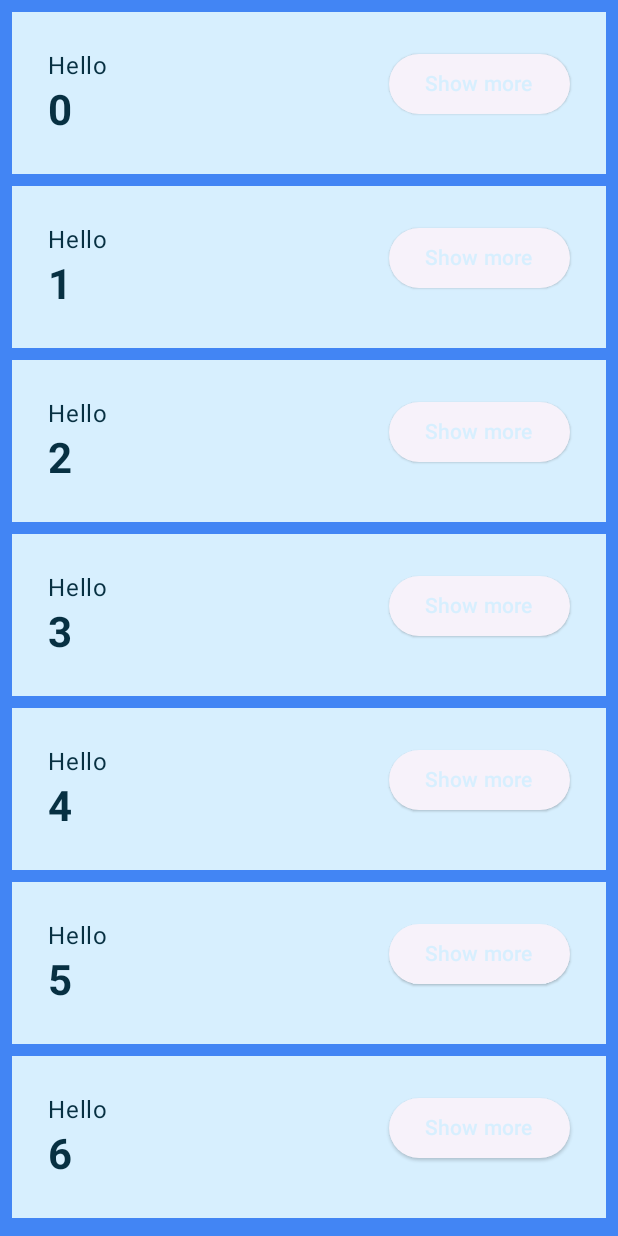
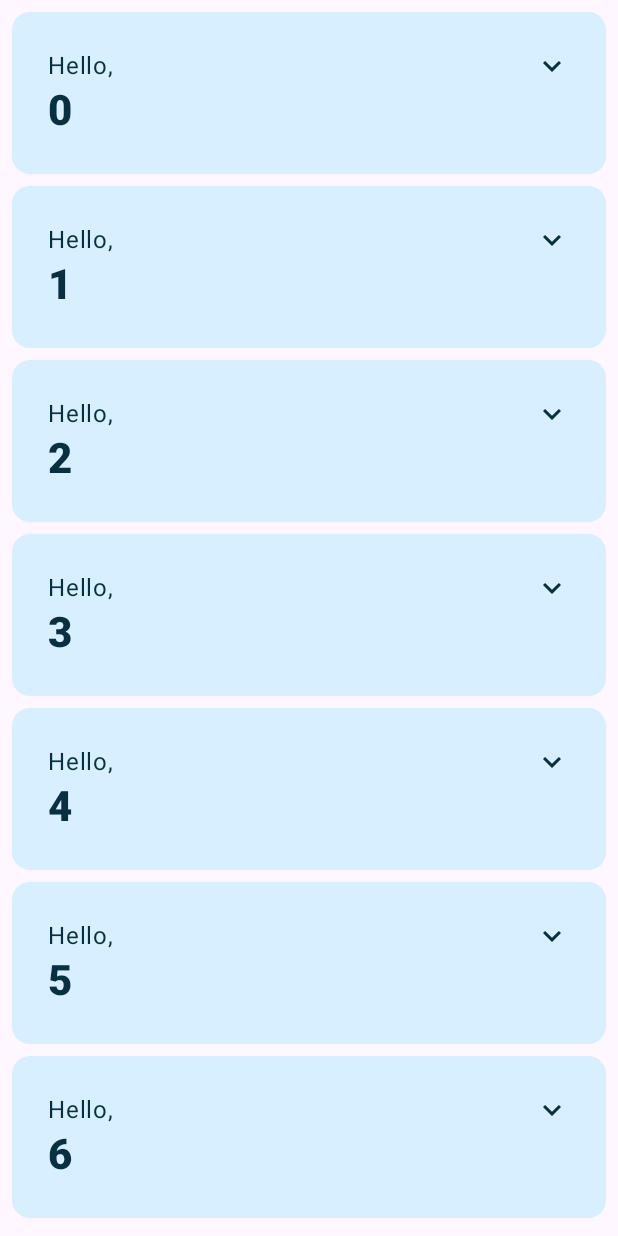
Before and after one commit to SouksavathPMS/basic_compose, an Android app built with Jetpack Compose: the screen it shows after launch (MainActivity), after a tap on "Continue", on a phone screen of 412 x 824 dp. Run offline under Robolectric (Android 15) with nearby library versions, the phone set to English and light mode, and no system bars.

Commit message:
Finishing touches!

```diff
--- a/app/build.gradle.kts
+++ b/app/build.gradle.kts
@@ -49,6 +49,7 @@ dependencies {
     implementation(libs.androidx.ui.graphics)
     implementation(libs.androidx.ui.tooling.preview)
     implementation(libs.androidx.material3)
+    implementation(libs.androidx.material.icons.extended)
     testImplementation(libs.junit)
     androidTestImplementation(libs.androidx.junit)
     androidTestImplementation(libs.androidx.espresso.core)
@@ -56,4 +57,5 @@ dependencies {
     androidTestImplementation(libs.androidx.ui.test.junit4)
     debugImplementation(libs.androidx.ui.tooling)
     debugImplementation(libs.androidx.ui.test.manifest)
+
 }
--- a/app/src/main/java/com/example/basicscodelab/MainActivity.kt
+++ b/app/src/main/java/com/example/basicscodelab/MainActivity.kt
@@ -1,48 +1,47 @@
 package com.example.basicscodelab
 
-import android.content.res.Configuration
 import android.content.res.Configuration.UI_MODE_NIGHT_YES
 import android.os.Bundle
 import androidx.activity.ComponentActivity
 import androidx.activity.compose.setContent
-import androidx.activity.enableEdgeToEdge
+import androidx.compose.animation.animateContentSize
 import androidx.compose.animation.core.Spring
-import androidx.compose.animation.core.animateDpAsState
+import androidx.compose.animation.core.spring
 import androidx.compose.foundation.layout.Arrangement
-import androidx.compose.foundation.layout.Box
 import androidx.compose.foundation.layout.Column
 import androidx.compose.foundation.layout.Row
 import androidx.compose.foundation.layout.fillMaxSize
-import androidx.compose.foundation.layout.fillMaxWidth
 import androidx.compose.foundation.layout.padding
 import androidx.compose.foundation.lazy.LazyColumn
+import androidx.compose.foundation.lazy.items
+import androidx.compose.material.icons.Icons.Filled
+import androidx.compose.material.icons.filled.ExpandLess
+import androidx.compose.material.icons.filled.ExpandMore
 import androidx.compose.material3.Button
-import androidx.compose.material3.ElevatedButton
+import androidx.compose.material3.Card
+import androidx.compose.material3.CardDefaults
+import androidx.compose.material3.Icon
+import androidx.compose.material3.IconButton
 import androidx.compose.material3.MaterialTheme
-import androidx.compose.material3.Scaffold
 import androidx.compose.material3.Surface
 import androidx.compose.material3.Text
 import androidx.compose.runtime.Composable
-import androidx.compose.animation.core.animateDpAsState
-import androidx.compose.animation.core.spring
-import androidx.compose.foundation.lazy.items
+import androidx.compose.runtime.getValue
 import androidx.compose.runtime.mutableStateOf
-import androidx.compose.runtime.getValue
+import androidx.compose.runtime.saveable.rememberSaveable
 import androidx.compose.runtime.setValue
-import androidx.compose.runtime.remember
-import androidx.compose.runtime.saveable.rememberSaveable
 import androidx.compose.ui.Alignment
 import androidx.compose.ui.Modifier
+import androidx.compose.ui.res.stringResource
 import androidx.compose.ui.text.font.FontWeight
 import androidx.compose.ui.tooling.preview.Preview
-import androidx.compose.ui.unit.coerceAtLeast
 import androidx.compose.ui.unit.dp
 import com.example.basicscodelab.ui.theme.BasicsCodelabTheme
+
 
 class MainActivity : ComponentActivity() {
     override fun onCreate(savedInstanceState: Bundle?) {
         super.onCreate(savedInstanceState)
-        enableEdgeToEdge()
         setContent {
             BasicsCodelabTheme {
                 MyApp(modifier = Modifier.fillMaxSize())
@@ -52,69 +51,23 @@ class MainActivity : ComponentActivity() {
 }
 
 @Composable
-fun MyApp(modifier: Modifier) {
+fun MyApp(modifier: Modifier = Modifier) {
     var shouldShowOnboarding by rememberSaveable { mutableStateOf(true) }
 
-    Surface(modifier = modifier) {
+    Surface(modifier, color = MaterialTheme.colorScheme.background) {
         if (shouldShowOnboarding) {
-            OnboardingScreen(modifier, onContinueClicked = { shouldShowOnboarding = false })
+            OnboardingScreen(onContinueClicked = { shouldShowOnboarding = false })
         } else {
-            Greetings(modifier)
+            Greetings()
         }
     }
 }
 
 @Composable
-fun Greetings(
-    modifier: Modifier,
-    names: List<String> = List(100) { "$it" }
+fun OnboardingScreen(
+    onContinueClicked: () -> Unit,
+    modifier: Modifier = Modifier
 ) {
-    LazyColumn(modifier = modifier.padding(vertical = 4.dp)) {
-        items(items = names) { name ->
-            Greeting(name = name)
-        }
-    }
-}
-
-@Composable
-fun Greeting(modifier: Modifier = Modifier, name: String) {
-    var expanded by rememberSaveable { mutableStateOf(false) }
-    val extraPadding by animateDpAsState(
-        if (expanded) 48.dp else 0.dp, label = "", animationSpec = spring(
-            dampingRatio = Spring.DampingRatioMediumBouncy,
-            stiffness = Spring.StiffnessLow
-        )
-    )
-
-    Surface(
-        color = MaterialTheme.colorScheme.primary,
-        modifier = modifier.padding(vertical = 4.dp, horizontal = 8.dp)
-    ) {
-        Row(modifier = Modifier.padding(24.dp)) {
-            Column(
-                modifier = Modifier
-                    .weight(1f)
-                    .padding(bottom = extraPadding.coerceAtLeast(0.dp))
-            ) {
-                Text(
-                    text = "Hello",
-                )
-                Text(
-                    text = name,
-                    style = MaterialTheme.typography.headlineMedium.copy(fontWeight = FontWeight.Bold)
-                )
-            }
-            ElevatedButton(
-                onClick = { expanded = !expanded }
-            ) {
-                Text(if (expanded) "Show less" else "Show more")
-            }
-        }
-    }
-}
-
-@Composable
-fun OnboardingScreen(modifier: Modifier, onContinueClicked: () -> Unit) {
     Column(
         modifier = modifier.fillMaxSize(),
         verticalArrangement = Arrangement.Center,
@@ -130,24 +83,101 @@ fun OnboardingScreen(modifier: Modifier, onContinueClicked: () -> Unit) {
     }
 }
 
+@Composable
+private fun Greetings(
+    modifier: Modifier = Modifier,
+    names: List<String> = List(1000) { "$it" }
+) {
+    LazyColumn(modifier = modifier.padding(vertical = 4.dp)) {
+        items(items = names) { name ->
+            Greeting(name = name)
+        }
+    }
+}
+
+@Composable
+private fun Greeting(name: String, modifier: Modifier = Modifier) {
+    Card(
+        colors = CardDefaults.cardColors(
+            containerColor = MaterialTheme.colorScheme.primary
+        ),
+        modifier = modifier.padding(vertical = 4.dp, horizontal = 8.dp)
+    ) {
+        CardContent(name)
+    }
+}
+
+@Composable
+private fun CardContent(name: String) {
+    var expanded by rememberSaveable { mutableStateOf(false) }
+
+    Row(
+        modifier = Modifier
+            .padding(12.dp)
+            .animateContentSize(
+                animationSpec = spring(
+                    dampingRatio = Spring.DampingRatioMediumBouncy,
+                    stiffness = Spring.StiffnessLow
+                )
+            )
+    ) {
+        Column(
+            modifier = Modifier
+                .weight(1f)
+                .padding(12.dp)
+        ) {
+            Text(text = "Hello, ")
+            Text(
+                text = name, style = MaterialTheme.typography.headlineMedium.copy(
+                    fontWeight = FontWeight.ExtraBold
+                )
+            )
+            if (expanded) {
+                Text(
+                    text = ("Composem ipsum color sit lazy, " +
+                            "padding theme elit, sed do bouncy. ").repeat(4),
+                )
+            }
+        }
+        IconButton(onClick = { expanded = !expanded }) {
+            Icon(
+                imageVector = if (expanded) Filled.ExpandLess else Filled.ExpandMore,
+                contentDescription = if (expanded) {
+                    stringResource(R.string.show_less)
+                } else {
+                    stringResource(R.string.show_more)
+                }
+            )
+        }
+    }
+}
+
 @Preview(
     showBackground = true,
     widthDp = 320,
     uiMode = UI_MODE_NIGHT_YES,
     name = "GreetingPreviewDark"
 )
-@Preview(showBackground = true, widthDp = 360)
+@Preview(showBackground = true, widthDp = 320)
 @Composable
 fun GreetingPreview() {
     BasicsCodelabTheme {
-        Greetings(modifier = Modifier)
+        Greetings()
+    }
+}
+
+@Preview(showBackground = true, widthDp = 320, heightDp = 320)
+@Composable
+fun OnboardingPreview() {
+    BasicsCodelabTheme {
+        OnboardingScreen(onContinueClicked = {})
     }
 }
 
 @Preview
 @Composable
-fun OnBoardingScreenPreview() {
+fun MyAppPreview() {
     BasicsCodelabTheme {
-        OnboardingScreen(modifier = Modifier, onContinueClicked = {})
+        MyApp(Modifier.fillMaxSize())
     }
 }
--- a/app/src/main/res/values/strings.xml
+++ b/app/src/main/res/values/strings.xml
@@ -1,3 +1,5 @@
 <resources>
     <string name="app_name">Basics Codelab</string>
+    <string name="show_less">Show less</string>
+    <string name="show_more">Show more</string>
 </resources>
--- a/gradle/libs.versions.toml
+++ b/gradle/libs.versions.toml
@@ -11,6 +11,7 @@ composeBom = "2024.04.01"
 
 [libraries]
 androidx-core-ktx = { group = "androidx.core", name = "core-ktx", version.ref = "coreKtx" }
+androidx-material-icons-extended = { module = "androidx.compose.material:material-icons-extended" }
 junit = { group = "junit", name = "junit", version.ref = "junit" }
 androidx-junit = { group = "androidx.test.ext", name = "junit", version.ref = "junitVersion" }
 androidx-espresso-core = { group = "androidx.test.espresso", name = "espresso-core", version.ref = "espressoCore" }
```
